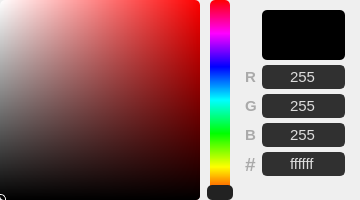
Old version of the form colorpicker/ui_main.ui in the repository meowmeowahr/KevinbotV3-Remote.
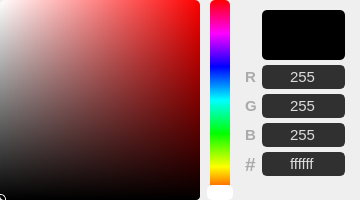
New version of the form.

What changed in the file:
```diff
--- a/colorpicker/ui_main.ui
+++ b/colorpicker/ui_main.ui
@@ -259,7 +259,7 @@
        </size>
       </property>
       <property name="styleSheet">
-       <string notr="true">background-color: #222;
+       <string notr="true">background-color: #ffffff;
 </string>
       </property>
       <property name="text">
```
